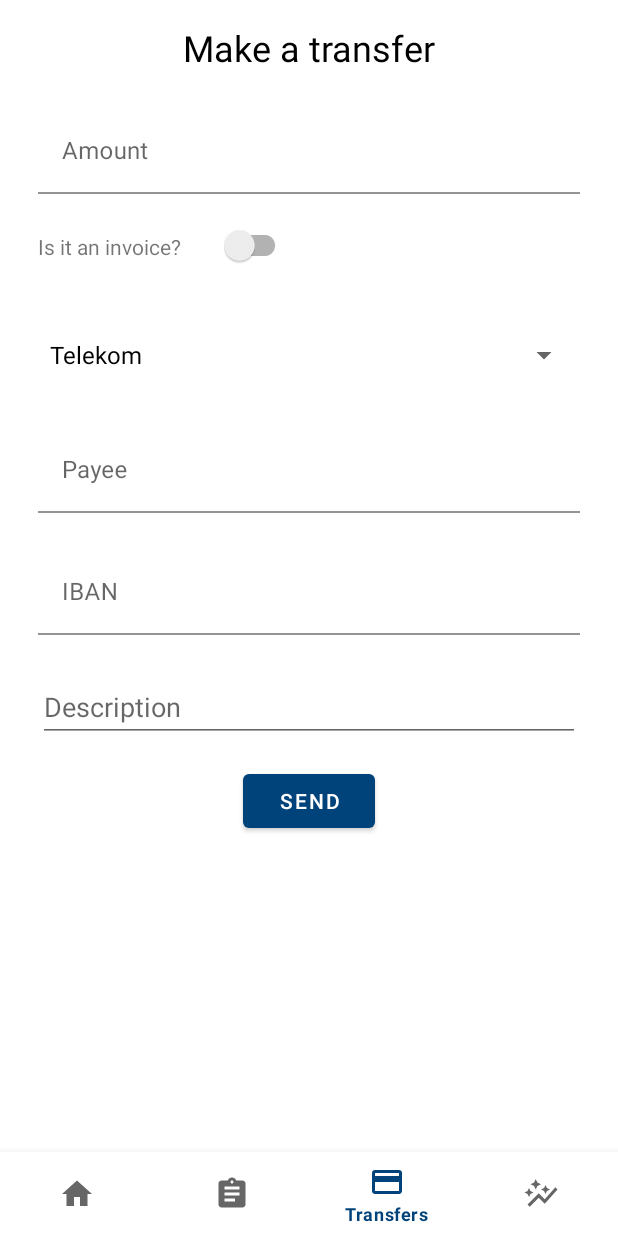
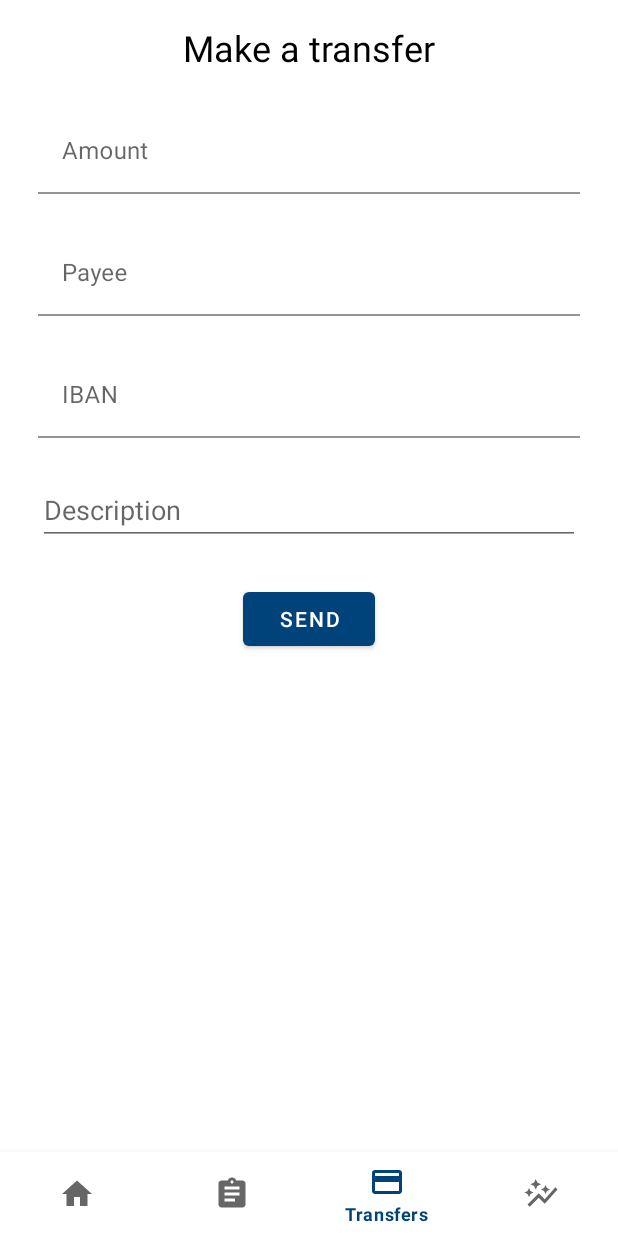
Before and after one commit to bogdanpopa01/Mobile-Banking-Application, an Android app: the fragment TransactionsFragment placed in its activity, item 3 of the bottom bar chosen, on a phone screen of 412 x 824 dp. Run offline under Robolectric (Android 15) with nearby library versions, the phone set to English and light mode, and no system bars; our stand-ins replace Volley; network calls fail.

Commit message:
Transfer class refactored 1
removed the IsInvoice attribute

```diff
--- a/app/src/main/java/com/example/mobilebankingapplication/activities/HomePageActivity.java
+++ b/app/src/main/java/com/example/mobilebankingapplication/activities/HomePageActivity.java
@@ -22,7 +22,6 @@ import com.google.android.material.navigation.NavigationBarView;
 
 public class HomePageActivity extends AppCompatActivity {
     private SharedViewModel sharedViewModel;
-
     ActivityHomePageBinding activityHomePageBinding;
 
     @Override
@@ -32,7 +31,6 @@ public class HomePageActivity extends AppCompatActivity {
         setContentView(activityHomePageBinding.getRoot());
 
         sharedViewModel = new ViewModelProvider(this).get(SharedViewModel.class);
-
 
         BottomNavigationView bottomNavigationHomePage = findViewById(R.id.bottomNavigationHomePage);
         replaceFragment(new HomeFragment());
@@ -66,7 +64,4 @@ public class HomePageActivity extends AppCompatActivity {
         fragmentTransaction.commit();
     }
 
-    public SharedViewModel getSharedViewModel(){
-        return sharedViewModel;
-    }
 }
--- a/app/src/main/java/com/example/mobilebankingapplication/classes/Transfer.java
+++ b/app/src/main/java/com/example/mobilebankingapplication/classes/Transfer.java
@@ -9,16 +9,14 @@ public class Transfer implements Parcelable {
 
     private long transferId;
     private double transferAmount;
-    private boolean transferIsInvoice;
     private String transferPayee;
     private String transferIBAN;
     private String transferDescription;
     private long userId;
 
-    public Transfer(long transferId, double transferAmount, boolean transferIsInvoice, String transferPayee, String transferIBAN, String transferDescription, long userId) {
+    public Transfer(long transferId, double transferAmount, String transferPayee, String transferIBAN, String transferDescription, long userId) {
         this.transferId = transferId;
         this.transferAmount = transferAmount;
-        this.transferIsInvoice = transferIsInvoice;
         this.transferPayee = transferPayee;
         this.transferIBAN = transferIBAN;
         this.transferDescription = transferDescription;
@@ -28,7 +26,6 @@ public class Transfer implements Parcelable {
     protected Transfer(Parcel in) {
         transferId = in.readLong();
         transferAmount = in.readDouble();
-        transferIsInvoice = in.readByte() != 0;
         transferPayee = in.readString();
         transferIBAN = in.readString();
         transferDescription = in.readString();
@@ -39,7 +36,6 @@ public class Transfer implements Parcelable {
     public void writeToParcel(Parcel dest, int flags) {
         dest.writeLong(transferId);
         dest.writeDouble(transferAmount);
-        dest.writeByte((byte) (transferIsInvoice ? 1 : 0));
         dest.writeString(transferPayee);
         dest.writeString(transferIBAN);
         dest.writeString(transferDescription);
@@ -79,14 +75,6 @@ public class Transfer implements Parcelable {
         this.transferAmount = transferAmount;
     }
 
-    public boolean isTransferIsInvoice() {
-        return transferIsInvoice;
-    }
-
-    public void setTransferIsInvoice(boolean transferIsInvoice) {
-        this.transferIsInvoice = transferIsInvoice;
-    }
-
     public String getTransferPayee() {
         return transferPayee;
     }
@@ -124,7 +112,6 @@ public class Transfer implements Parcelable {
         return "Transfer{" +
                 "transferId=" + transferId +
                 ", transferAmount=" + transferAmount +
-                ", transferIsInvoice=" + transferIsInvoice +
                 ", transferPayee='" + transferPayee + '\'' +
                 ", transferIBAN='" + transferIBAN + '\'' +
                 ", transferDescription='" + transferDescription + '\'' +
--- a/app/src/main/java/com/example/mobilebankingapplication/fragments/TransactionsFragment.java
+++ b/app/src/main/java/com/example/mobilebankingapplication/fragments/TransactionsFragment.java
@@ -53,7 +53,7 @@ public class TransactionsFragment extends Fragment {
         super.onCreate(savedInstanceState);
         Transaction transaction1 = new Transaction(1000L, "Tran", 2412.3, new Date(), TransactionType.GROCERIES, 1000);
         Transaction transaction2 = new Transaction(1000L, "Zuldazar", 54312.3, new Date(), TransactionType.GAS, 1000);
-        Transfer transfer1 = new Transfer(RandomLongGenerator.generateLong(), 3221.2, true, "Ionescu", "RO65RNCB1234123412341234", "Nice", RandomLongGenerator.generateLong());
+        Transfer transfer1 = new Transfer(RandomLongGenerator.generateLong(), 3221.2, "Ionescu", "RO65RNCB1234123412341234", "Nice", RandomLongGenerator.generateLong());
         Transaction transaction3 = new Transaction(transfer1.getTransferId(), "Transfer", transfer1.getTransferAmount(), new Date(), TransactionType.TRANSFER, RandomLongGenerator.generateLong());
         arrayListTransactions.add(transaction1);
         arrayListTransactions.add(transaction2);
@@ -76,8 +76,6 @@ public class TransactionsFragment extends Fragment {
                                         Transfer transfer = new Transfer(
                                                 jsonObject.getLong("transferId"),
                                                 jsonObject.getDouble("transferAmount"),
-                                                // I HERE CAN USE A SWITCH
-                                                true,
                                                 jsonObject.getString("transferPayee"),
                                                 jsonObject.getString("transferIBAN"),
                                                 jsonObject.getString("transferDescription"),
--- a/app/src/main/java/com/example/mobilebankingapplication/fragments/TransfersFragment.java
+++ b/app/src/main/java/com/example/mobilebankingapplication/fragments/TransfersFragment.java
@@ -42,17 +42,12 @@ import java.util.Map;
 import java.util.Objects;
 
 public class TransfersFragment extends Fragment {
-    public static final String KEY_SEND_TRANSFER_ID = "sendTransferId";
     private EditText etAmountTranfersFragment, etPayeeTransfersFragment, etIBANTransfersFragment, etDescriptionTransfersActivity;
-    private SwitchCompat switchIsInvoice;
-    private Spinner spinnerCompanies;
     private Button btnSend;
     private View view;
-
     private SharedViewModel sharedViewModel;
 
     public TransfersFragment() {
-        // Required empty public constructor
     }
 
     @Override
@@ -101,7 +96,6 @@ public class TransfersFragment extends Fragment {
                                 Map<String, String> params = new HashMap<>();
                                 params.put("transferId", String.valueOf(transfer.getTransferId()));
                                 params.put("transferAmount", String.valueOf(transfer.getTransferAmount()));
-                                params.put("transferIsInvoice", String.valueOf(transfer.isTransferIsInvoice()));
                                 params.put("transferPayee", transfer.getTransferPayee());
                                 params.put("transferIBAN", transfer.getTransferIBAN());
                                 params.put("transferDescription", transfer.getTransferDescription());
@@ -127,23 +121,18 @@ public class TransfersFragment extends Fragment {
         etIBANTransfersFragment = view.findViewById(R.id.etIBANTransfersFragment);
         etPayeeTransfersFragment = view.findViewById(R.id.etPayeeTransfersFragment);
         etDescriptionTransfersActivity = view.findViewById(R.id.etDescriptionTransfersFragment);
-        switchIsInvoice = view.findViewById(R.id.switchIsInvoice);
-        spinnerCompanies = view.findViewById(R.id.spinnerCompanies);
-        ArrayAdapter<CharSequence> arrayAdapterSpinner = ArrayAdapter.createFromResource(getContext(), R.array.array_companies, android.R.layout.simple_spinner_dropdown_item);
-        spinnerCompanies.setAdapter(arrayAdapterSpinner);
         btnSend = view.findViewById(R.id.btnSendTransfersFragment);
     }
 
     private Transfer createTransfer() {
         long transferId = RandomLongGenerator.generateLong();
         double transferAmount = Double.parseDouble(etAmountTranfersFragment.getText().toString());
-        boolean isInvoice = switchIsInvoice.isChecked();
         String transferPayee = etPayeeTransfersFragment.getText().toString();
         String transferIBAN = etIBANTransfersFragment.getText().toString().replace(" ", "");
         String transferDescription = etDescriptionTransfersActivity.getText().toString();
         long userId = RandomLongGenerator.generateLong();
 
-        Transfer transfer = new Transfer(transferId, transferAmount, isInvoice, transferPayee, transferIBAN, transferDescription, userId);
+        Transfer transfer = new Transfer(transferId, transferAmount, transferPayee, transferIBAN, transferDescription, userId);
 
         if (transfer != null) {
             return transfer;
--- a/app/src/main/res/layout/fragment_transfers.xml
+++ b/app/src/main/res/layout/fragment_transfers.xml
@@ -40,37 +40,6 @@
             android:hint="@string/etAmountTransfersFragment" />
     </com.google.android.material.textfield.TextInputLayout>
 
-    <TextView
-        android:id="@+id/tvIsInvoice"
-        android:layout_width="wrap_content"
-        android:layout_height="wrap_content"
-        android:layout_marginStart="25dp"
-        android:layout_marginTop="25dp"
-        android:text="@string/tvIsInvoice"
-        app:layout_constraintStart_toStartOf="parent"
-        app:layout_constraintTop_toBottomOf="@+id/tilAmountTransfersFragment" />
-
-    <androidx.appcompat.widget.SwitchCompat
-        android:id="@+id/switchIsInvoice"
-        android:layout_width="wrap_content"
-        android:layout_height="wrap_content"
-        android:layout_marginStart="25dp"
-        android:layout_marginTop="10dp"
-        android:text=""
-        app:layout_constraintStart_toEndOf="@+id/tvIsInvoice"
-        app:layout_constraintTop_toBottomOf="@+id/tilAmountTransfersFragment" />
-
-    <Spinner
-        android:id="@+id/spinnerCompanies"
-        android:layout_width="0dp"
-        android:layout_height="wrap_content"
-        android:layout_marginStart="25dp"
-        android:layout_marginTop="25dp"
-        android:layout_marginEnd="25dp"
-        app:layout_constraintEnd_toEndOf="parent"
-        app:layout_constraintStart_toStartOf="parent"
-        app:layout_constraintTop_toBottomOf="@+id/switchIsInvoice" />
-
     <com.google.android.material.textfield.TextInputLayout
         android:id="@+id/tilPayeeTransfersFragment"
         android:layout_width="0dp"
@@ -80,7 +49,7 @@
         android:layout_marginEnd="25dp"
         app:layout_constraintEnd_toEndOf="parent"
         app:layout_constraintStart_toStartOf="parent"
-        app:layout_constraintTop_toBottomOf="@+id/spinnerCompanies">
+        app:layout_constraintTop_toBottomOf="@+id/tilAmountTransfersFragment">
 
         <EditText
             android:id="@+id/etPayeeTransfersFragment"
@@ -130,7 +99,7 @@
         android:layout_width="wrap_content"
         android:layout_height="wrap_content"
         android:layout_marginStart="25dp"
-        android:layout_marginTop="15dp"
+        android:layout_marginTop="25dp"
         android:layout_marginEnd="25dp"
         android:text="@string/btnSendTransfersFragment"
         app:layout_constraintEnd_toEndOf="parent"
```
